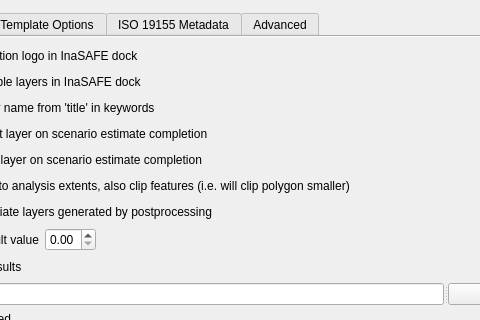
The window that safe/gui/ui/options_dialog_base.ui (inasafe/inasafe) describes before a commit, drawn with Qt 5; both pictures show x 121 to 601 and y 0 to 320 of the 712 by 685 pixel window.
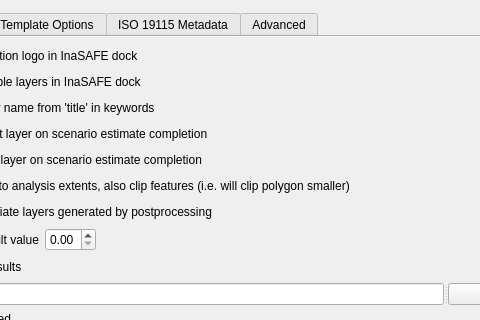
The same window after the commit. Icons and pictures are not drawn.

Commit message: update label typo for ISO metadata (s/19155/19115/)

```diff
--- a/safe/gui/ui/options_dialog_base.ui
+++ b/safe/gui/ui/options_dialog_base.ui
@@ -419,7 +419,7 @@
      </widget>
      <widget class="QWidget" name="tab_iso19115">
       <attribute name="title">
-       <string>ISO 19155 Metadata</string>
+       <string>ISO 19115 Metadata</string>
       </attribute>
       <layout class="QVBoxLayout" name="verticalLayout_3">
        <item>
```
The commit also changes 5 other files.
